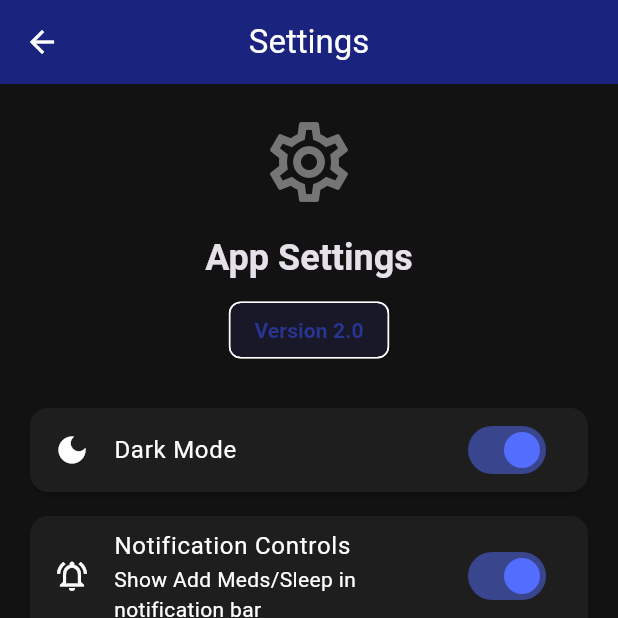
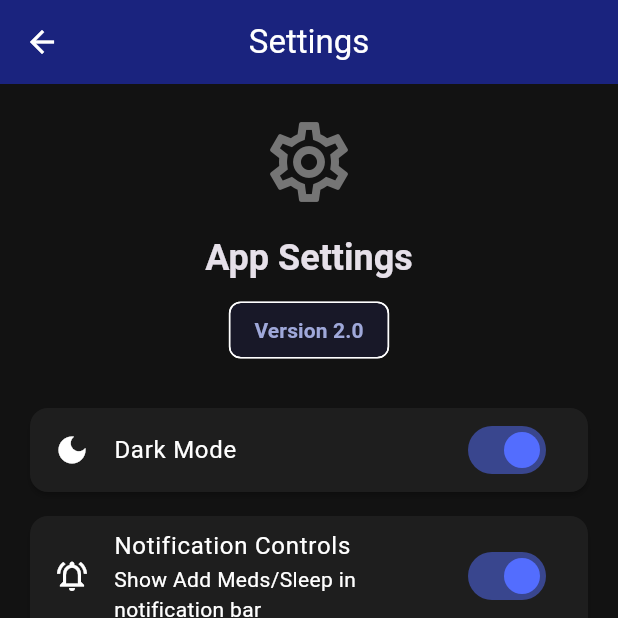
Before and after one commit to papaang/Project_Impactive_Sleep_Tracker_App, a Flutter app: the SettingsScreen screen opened directly, after a tap on "Dark Mode", on a phone screen of 412 x 824 dp, the top half of it. Run offline on Flutter 3.47's test engine with Material 3 defaults, Android fonts, the phone set to English and light mode, and no system bars; our stand-ins replace csv, file_picker, fl_chart, flutter_local_notifications, share_plus, shared_preferences and 1 more; accounts and stored records are empty.

Commit message:
Improve dark mode legibility for some elements - fixed poor contrast of home screen wake up/go to sleep buttons in dark mode - increased the button outlines from 1 (barely visible) to 3 - in the settings screen, improve the text contrast of the version number in dark mode

```diff
--- a/lib/screens/home_screen.dart
+++ b/lib/screens/home_screen.dart
@@ -933,7 +933,7 @@ class _SquareButton extends StatelessWidget {
 
     final Color backgroundColor = isEnabled
         ? (isDark ? const Color(0xFF1E1E1E) : Colors.white)
-        : (isDark ? const Color(0xFF2C2C2C) : Colors.grey[100]!);
+        : (isDark ? const Color.fromARGB(255, 24, 24, 24) : Colors.grey[100]!);
 
     final Color iconBgColor = isEnabled
         ? color.withOpacity(isDark ? 0.2 : 0.1)
@@ -959,7 +959,7 @@ class _SquareButton extends StatelessWidget {
               color: isEnabled
                   ? color.withOpacity(0.1)
                   : Colors.transparent,
-              width: 1
+              width: 3
             ),
           ),
           child: Column(
--- a/lib/screens/settings_screen.dart
+++ b/lib/screens/settings_screen.dart
@@ -64,10 +64,16 @@ class _SettingsScreenState extends State<SettingsScreen> {
               // --- VERSION TAG ---
               Container(
                 alignment: Alignment.center,
-                child: Chip(
-                  label: const Text("Version 2.0"),
-                  backgroundColor: Colors.indigo.withOpacity(0.1),
-                  labelStyle: TextStyle(color: Colors.indigo[800], fontWeight: FontWeight.bold),
+                child: ValueListenableBuilder<ThemeMode>(
+                  valueListenable: themeNotifier,
+                  builder: (context, mode, child) {
+                    final isDark = mode == ThemeMode.dark;
+                    return Chip(
+                      label: const Text("Version 2.0"),
+                      backgroundColor: Colors.indigo.withOpacity(0.1),
+                      labelStyle: TextStyle(color: (isDark ? Colors.indigo[200] : Colors.indigo[800]), fontWeight: FontWeight.bold),
+                    );
+                  },
                 ),
               ),
               const SizedBox(height: 20),
```
